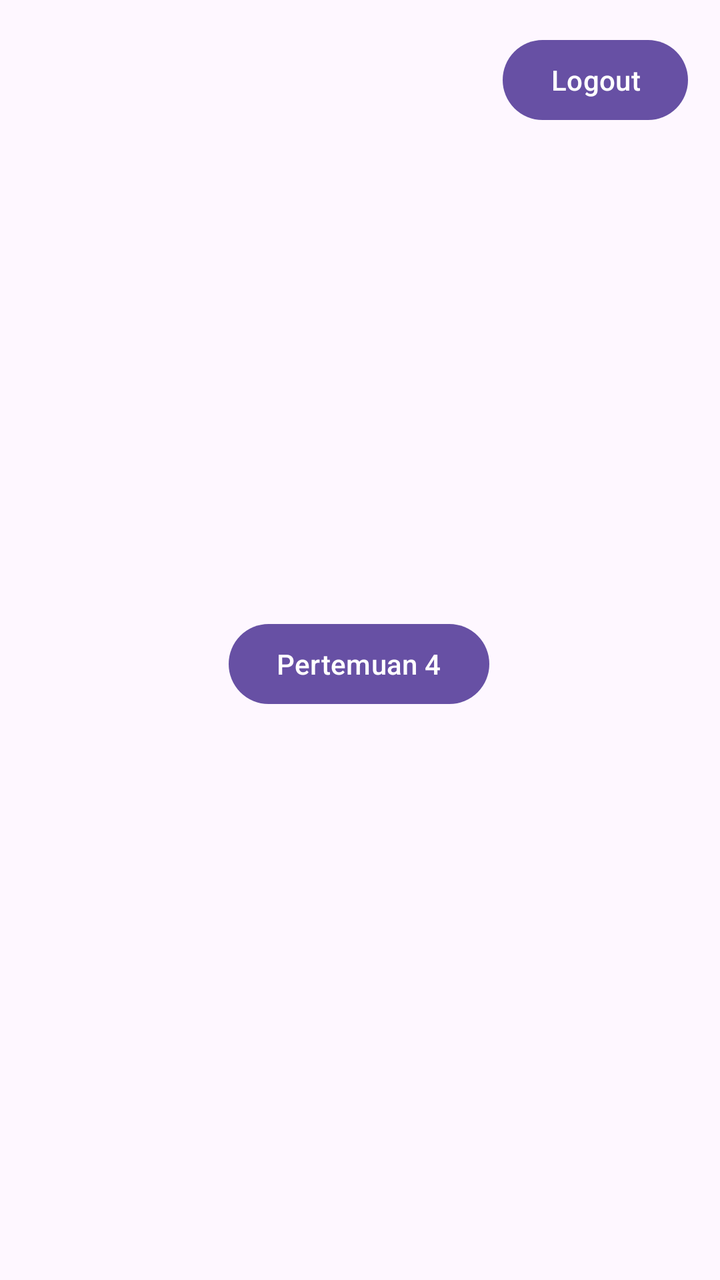
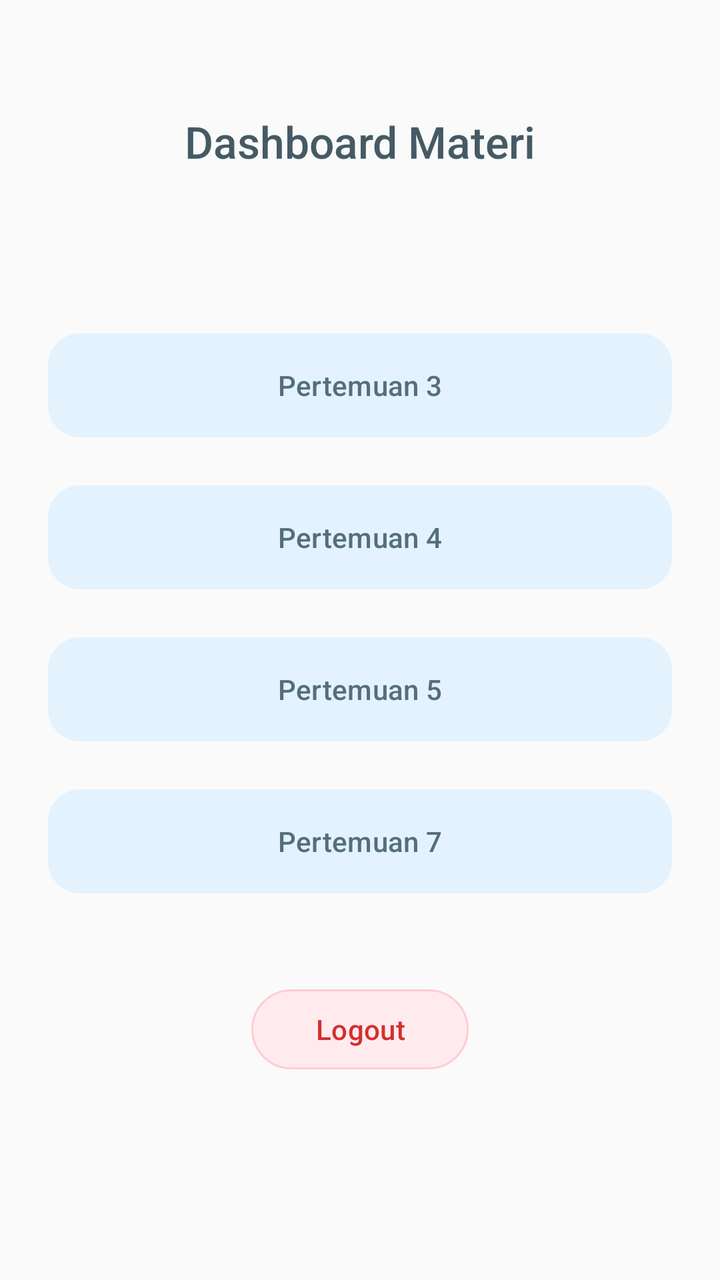

An Android layout rendered at two revisions. The XML below is the earlier revision; the diff shows what the commit changed to produce the second picture.
<!-- AndroidManifest.xml: application theme Theme.PaniApps -->
<!-- res/layout/activity_main.xml -->
<?xml version="1.0" encoding="utf-8"?>
<androidx.constraintlayout.widget.ConstraintLayout xmlns:android="http://schemas.android.com/apk/res/android"
    xmlns:app="http://schemas.android.com/apk/res-auto"
    xmlns:tools="http://schemas.android.com/tools"
    android:id="@+id/main"
    android:layout_width="match_parent"
    android:layout_height="match_parent"
    tools:context=".MainActivity">

    <Button
        android:id="@+id/btnToFourth"
        android:layout_width="wrap_content"
        android:layout_height="wrap_content"
        android:layout_marginTop="308dp"
        android:text="Pertemuan 4"
        app:layout_constraintEnd_toEndOf="parent"
        app:layout_constraintHorizontal_bias="0.498"
        app:layout_constraintStart_toStartOf="parent"
        app:layout_constraintTop_toTopOf="parent" />

    <Button
        android:id="@+id/btnLogout"
        android:layout_width="wrap_content"
        android:layout_height="wrap_content"
        android:text="Logout"
        app:layout_constraintTop_toTopOf="parent"
        app:layout_constraintEnd_toEndOf="parent"
        android:layout_margin="16dp"/>

</androidx.constraintlayout.widget.ConstraintLayout>
<!-- resources referenced by this layout -->
<resources>
  <style name="Theme.PaniApps" parent="Base.Theme.PaniApps" />
  <style name="Base.Theme.PaniApps" parent="Theme.Material3.DayNight.NoActionBar">
          
          
      </style>
</resources>

<!-- the commit's change to res/layout/activity_main.xml (unified diff, before → after) -->
@@ -1,30 +1,109 @@
 <?xml version="1.0" encoding="utf-8"?>
-<androidx.constraintlayout.widget.ConstraintLayout xmlns:android="http://schemas.android.com/apk/res/android"
+<androidx.constraintlayout.widget.ConstraintLayout
+    xmlns:android="http://schemas.android.com/apk/res/android"
     xmlns:app="http://schemas.android.com/apk/res-auto"
     xmlns:tools="http://schemas.android.com/tools"
     android:id="@+id/main"
     android:layout_width="match_parent"
     android:layout_height="match_parent"
+    android:padding="24dp"
+    android:background="#FAFAFA"
     tools:context=".MainActivity">
+
+    <TextView
+        android:id="@+id/tvTitle"
+        android:layout_width="wrap_content"
+        android:layout_height="wrap_content"
+        android:text="Dashboard Materi"
+        android:textSize="22sp"
+        android:fontFamily="sans-serif-medium"
+        android:textColor="#455A64"
+        android:layout_marginTop="32dp"
+        app:layout_constraintTop_toTopOf="parent"
+        app:layout_constraintStart_toStartOf="parent"
+        app:layout_constraintEnd_toEndOf="parent" />
+
+    <Button
+        android:id="@+id/btnToThird"
+        android:layout_width="0dp"
+        android:layout_height="60dp"
+        android:text="Pertemuan 3"
+        android:textAllCaps="false"
+        android:textColor="#546E7A"
+        android:elevation="2dp"
+        app:backgroundTint="#E3F2FD"
+        app:cornerRadius="16dp"
+        app:layout_constraintBottom_toTopOf="@+id/btnToFourth"
+        app:layout_constraintEnd_toEndOf="parent"
+        app:layout_constraintStart_toStartOf="parent"
+        app:layout_constraintTop_toBottomOf="@+id/tvTitle"
+        app:layout_constraintVertical_chainStyle="packed" />
 
     <Button
         android:id="@+id/btnToFourth"
-        android:layout_width="wrap_content"
-        android:layout_height="wrap_content"
-        android:layout_marginTop="308dp"
+        android:layout_width="0dp"
+        android:layout_height="60dp"
+        android:layout_marginTop="16dp"
         android:text="Pertemuan 4"
+        android:textAllCaps="false"
+        android:textColor="#546E7A"
+        android:elevation="2dp"
+        app:backgroundTint="#E3F2FD"
+        app:cornerRadius="16dp"
+        app:layout_constraintBottom_toTopOf="@+id/btnToFifth"
         app:layout_constraintEnd_toEndOf="parent"
-        app:layout_constraintHorizontal_bias="0.498"
         app:layout_constraintStart_toStartOf="parent"
-        app:layout_constraintTop_toTopOf="parent" />
+        app:layout_constraintTop_toBottomOf="@+id/btnToThird" />
+
+    <Button
+        android:id="@+id/btnToFifth"
+        android:layout_width="0dp"
+        android:layout_height="60dp"
+        android:layout_marginTop="16dp"
+        android:text="Pertemuan 5"
+        android:textAllCaps="false"
+        android:textColor="#546E7A"
+        android:elevation="2dp"
+        app:backgroundTint="#E3F2FD"
+        app:cornerRadius="16dp"
+        app:layout_constraintBottom_toTopOf="@+id/btnToSeventh"
+        app:layout_constraintEnd_toEndOf="parent"
+        app:layout_constraintStart_toStartOf="parent"
+        app:layout_constraintTop_toBottomOf="@+id/btnToFourth" />
+
+    <Button
+        android:id="@+id/btnToSeventh"
+        android:layout_width="0dp"
+        android:layout_height="60dp"
+        android:layout_marginTop="16dp"
+        android:text="Pertemuan 7"
+        android:textAllCaps="false"
+        android:textColor="#546E7A"
+        android:elevation="2dp"
+        app:backgroundTint="#E3F2FD"
+        app:cornerRadius="16dp"
+        app:layout_constraintBottom_toTopOf="@+id/btnLogout"
+        app:layout_constraintEnd_toEndOf="parent"
+        app:layout_constraintStart_toStartOf="parent"
+        app:layout_constraintTop_toBottomOf="@+id/btnToFifth" />
 
     <Button
         android:id="@+id/btnLogout"
         android:layout_width="wrap_content"
         android:layout_height="wrap_content"
+        android:layout_marginTop="40dp"
+        android:paddingStart="32dp"
+        android:paddingEnd="32dp"
         android:text="Logout"
-        app:layout_constraintTop_toTopOf="parent"
+        android:textAllCaps="false"
+        android:textColor="#D32F2F"
+        app:backgroundTint="#FFEBEE"
+        app:cornerRadius="24dp"
+        app:strokeColor="#FFCDD2"
+        app:strokeWidth="1dp"
+        app:layout_constraintBottom_toBottomOf="parent"
         app:layout_constraintEnd_toEndOf="parent"
-        android:layout_margin="16dp"/>
+        app:layout_constraintStart_toStartOf="parent"
+        app:layout_constraintTop_toBottomOf="@+id/btnToSeventh" />
 
 </androidx.constraintlayout.widget.ConstraintLayout>
